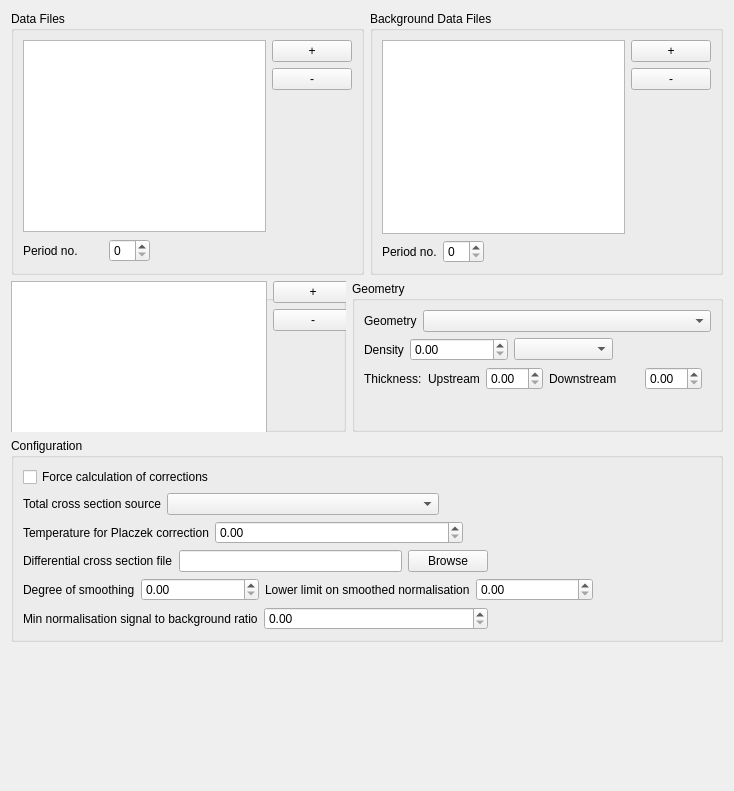
Qt form src/gui/widgets/ui_files/normalisationWidget.ui (disorderedmaterials/GudPy) before a commit.
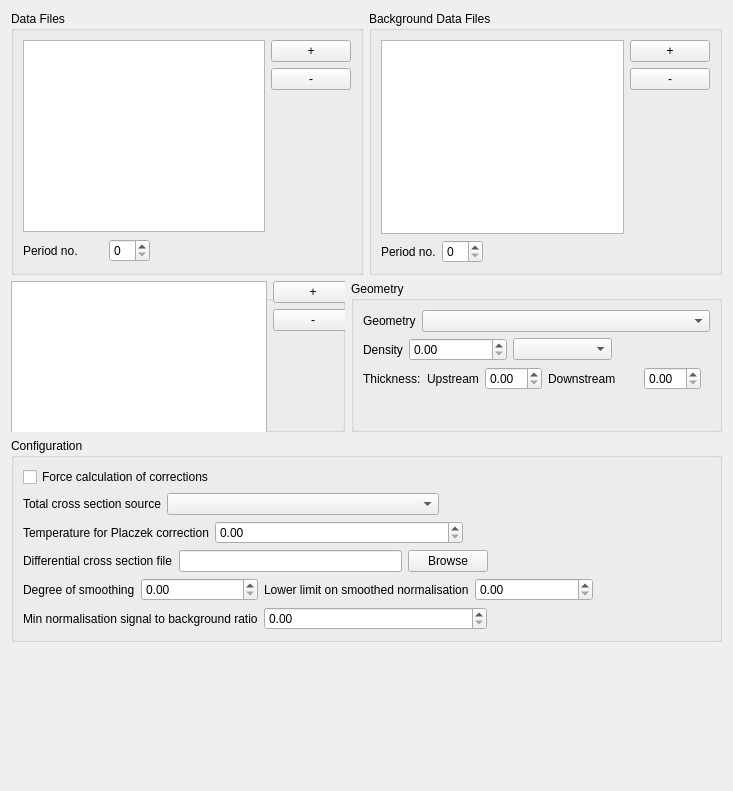
The same form after that commit. Icons and pictures are not drawn. Custom widgets are drawn as their Qt base class.

Commit message: fix: remove isolated icon.

What changed in the file:
```diff
--- a/src/gui/widgets/ui_files/normalisationWidget.ui
+++ b/src/gui/widgets/ui_files/normalisationWidget.ui
@@ -6,7 +6,7 @@
    <rect>
     <x>0</x>
     <y>0</y>
-    <width>734</width>
+    <width>733</width>
     <height>791</height>
    </rect>
   </property>
@@ -98,7 +98,7 @@
           <item>
            <widget class="QPushButton" name="addDataFileButton">
             <property name="sizePolicy">
-             <sizepolicy hsizetype="Fixed" vsizetype="Fixed">
+             <sizepolicy hsizetype="Minimum" vsizetype="Fixed">
               <horstretch>0</horstretch>
               <verstretch>0</verstretch>
              </sizepolicy>
@@ -219,7 +219,7 @@
           <item>
            <widget class="QPushButton" name="addBackgroundDataFileButton">
             <property name="sizePolicy">
-             <sizepolicy hsizetype="Fixed" vsizetype="Fixed">
+             <sizepolicy hsizetype="Minimum" vsizetype="Fixed">
               <horstretch>0</horstretch>
               <verstretch>0</verstretch>
              </sizepolicy>
@@ -232,7 +232,7 @@
           <item>
            <widget class="QPushButton" name="removeBackgroundDataFileButton">
             <property name="sizePolicy">
-             <sizepolicy hsizetype="Fixed" vsizetype="Fixed">
+             <sizepolicy hsizetype="Minimum" vsizetype="Fixed">
               <horstretch>0</horstretch>
               <verstretch>0</verstretch>
              </sizepolicy>
```
Left out of the diff: 4 changed lines with no effect on the pictures.
